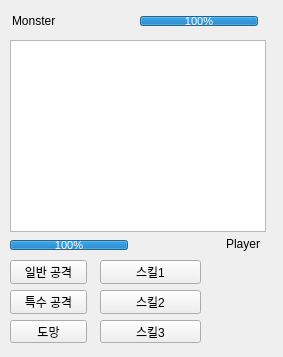
ralph0830/python-dungeon, file combat.ui: the form before one commit.
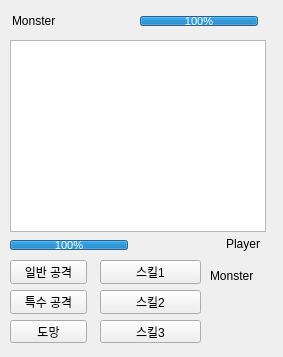
The form after the commit.

Patch:
```diff
--- a/combat.ui
+++ b/combat.ui
@@ -207,6 +207,32 @@
     </item>
    </layout>
   </widget>
+  <widget class="QWidget" name="layoutWidget_2">
+   <property name="geometry">
+    <rect>
+     <x>210</x>
+     <y>260</y>
+     <width>71</width>
+     <height>31</height>
+    </rect>
+   </property>
+   <layout class="QHBoxLayout" name="horizontalLayout_3">
+    <item>
+     <widget class="QLabel" name="lbl_MonsterSpeed">
+      <property name="text">
+       <string>Monster</string>
+      </property>
+     </widget>
+    </item>
+    <item>
+     <widget class="QLabel" name="lbl_monsterhp_2">
+      <property name="text">
+       <string/>
+      </property>
+     </widget>
+    </item>
+   </layout>
+  </widget>
  </widget>
  <resources/>
  <connections/>
```
